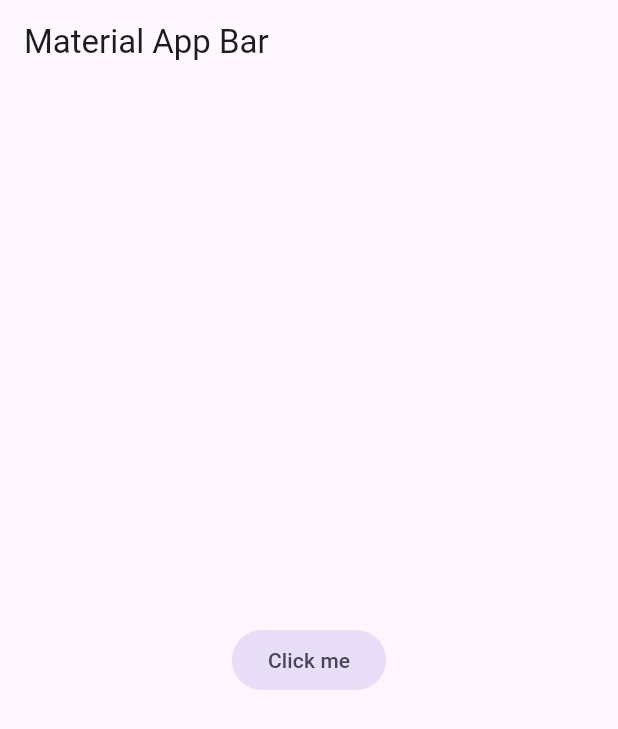
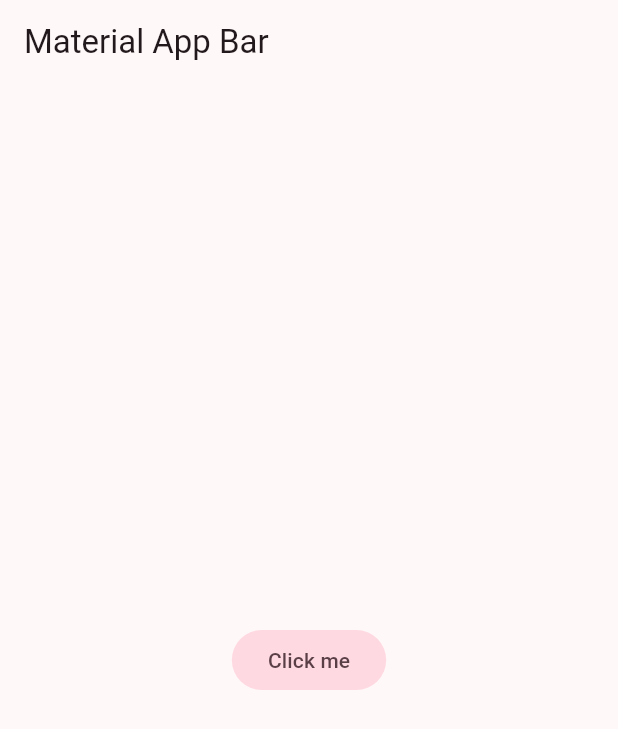
Before and after one commit to JaviKo500/yes-no-app-flutter, a Flutter app: the screen it shows after launch, on a phone screen of 412 x 824 dp. Shown: the top 729 px of the screen. Run offline on Flutter 3.47's test engine with Material 2 defaults, Android fonts, the phone set to English and light mode, and no system bars.

Commit message:
selected theme

```diff
--- a/lib/config/theme/app_theme.dart
+++ b/lib/config/theme/app_theme.dart
@@ -1,9 +1,26 @@
 import 'package:flutter/material.dart';
 
+const Color _customColor = Color(0xFF49143F);
+
+List<Color> _colorThemes = [
+  _customColor,
+  Colors.blue,
+  Colors.teal,
+  Colors.green,
+  Colors.yellow,
+  Colors.orange,
+  Colors.pink,
+  Colors.black,
+];
+
 class AppTheme {
+  final int selectedColor;
+
+  AppTheme({ required this.selectedColor})
+    : assert( selectedColor >= 0, 'Colors must be between 0 and ${ _colorThemes.length - 1 }' ),
+      assert( selectedColor <= 7, 'Colors must be between 0 and ${ _colorThemes.length - 1 }' );
+
   ThemeData theme() {
-    return ThemeData(
-      useMaterial3: true
-    );
+    return ThemeData(useMaterial3: true, colorSchemeSeed: _colorThemes[selectedColor]);
   }
 }
--- a/lib/main.dart
+++ b/lib/main.dart
@@ -11,7 +11,7 @@ class MyApp extends StatelessWidget {
     return MaterialApp(
       title: 'Yes No App',
       debugShowCheckedModeBanner: false,
-      theme: AppTheme().theme(),
+      theme: AppTheme( selectedColor: 7 ).theme(),
       home: Scaffold(
         appBar: AppBar(
           title: const Text('Material App Bar'),
```
